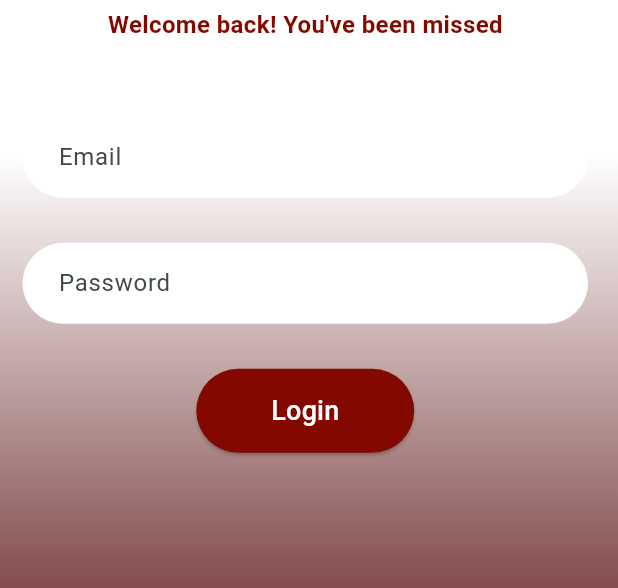
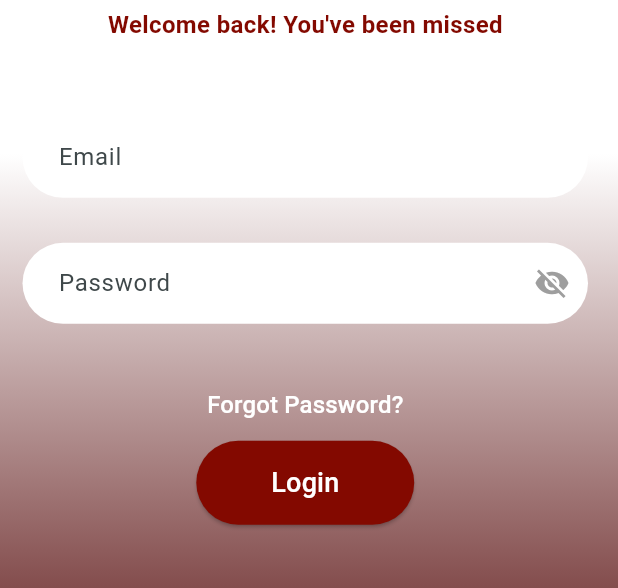
Before and after one commit to SaskiaLavinsky/PROJECT_UAS, a Flutter app: the screen it shows after launch, after a tap on "Login", on a phone screen of 412 x 824 dp, the part 464-1052 px from its top. Run offline on Flutter 3.47's test engine with Material 3 defaults, Android fonts, the phone set to English and light mode, and no system bars; our stand-ins replace curved_navigation_bar, firebase_auth, firebase_core, lottie, smooth_page_indicator; missing offline and left inert: qr_code_scanner; accounts and stored records are empty; network calls fail.

Commit message:
Firebase Forgot Password

```diff
--- a/lib/Screens/signin.dart
+++ b/lib/Screens/signin.dart
@@ -1,5 +1,6 @@
 import 'package:firebase_auth/firebase_auth.dart';
 import 'package:flutter/material.dart';
+import 'package:redwallet/Screens/Forgot_password.dart';
 import 'package:redwallet/Screens/login.dart';
 import 'package:redwallet/utils/color_utils.dart';
 import 'package:redwallet/widget/navbar.dart';
@@ -14,6 +15,7 @@ class SignInScreen extends StatefulWidget {
 class _SignInScreenState extends State<SignInScreen> {
   final TextEditingController _emailController = TextEditingController();
   final TextEditingController _passwordController = TextEditingController();
+  bool _obscurePassword = true;
 
   void signUserIn() async {
 
@@ -164,7 +166,7 @@ class _SignInScreenState extends State<SignInScreen> {
                 SizedBox(height: 30),
                 TextField(
                   controller: _passwordController,
-                  obscureText: true,
+                  obscureText: _obscurePassword,
                   decoration: InputDecoration(
                     hintText: 'Password',
                     filled: true,
@@ -174,9 +176,40 @@ class _SignInScreenState extends State<SignInScreen> {
                       borderSide: BorderSide.none,
                     ),
                     contentPadding: EdgeInsets.symmetric(vertical: 15, horizontal: 20),
+                    suffixIcon: IconButton(
+                      onPressed: (){
+                        setState(() {
+                          _obscurePassword = !_obscurePassword;
+                        });
+                    }, icon:Icon(
+                        _obscurePassword ? Icons.visibility_off : Icons.visibility,
+                        color: Colors.grey,
+                      ),)
                   ),
                 ),
                 SizedBox(height: 30),
+                  Positioned(
+                    top: 20,
+                    right: 0,
+                    child: TextButton(
+                      onPressed: () {
+                        Navigator.push(
+                          context,
+                          MaterialPageRoute(builder: (context) => ForgotPasswordPage()),
+                        );
+                      },
+                      child: Text(
+                        'Forgot Password?',
+                        style: TextStyle(
+                          color: Colors.white,
+                          fontSize: 16,
+                          decoration: TextDecoration.none,
+                        ),
+                      ),
+                    ),
+                  ),
+
+
                 ElevatedButton(
                   onPressed: signUserIn,
                   style: ElevatedButton.styleFrom(
```
Also changed, not shown: lib/Screens/Forgot_password.dart (added, +110 -0 lines).
